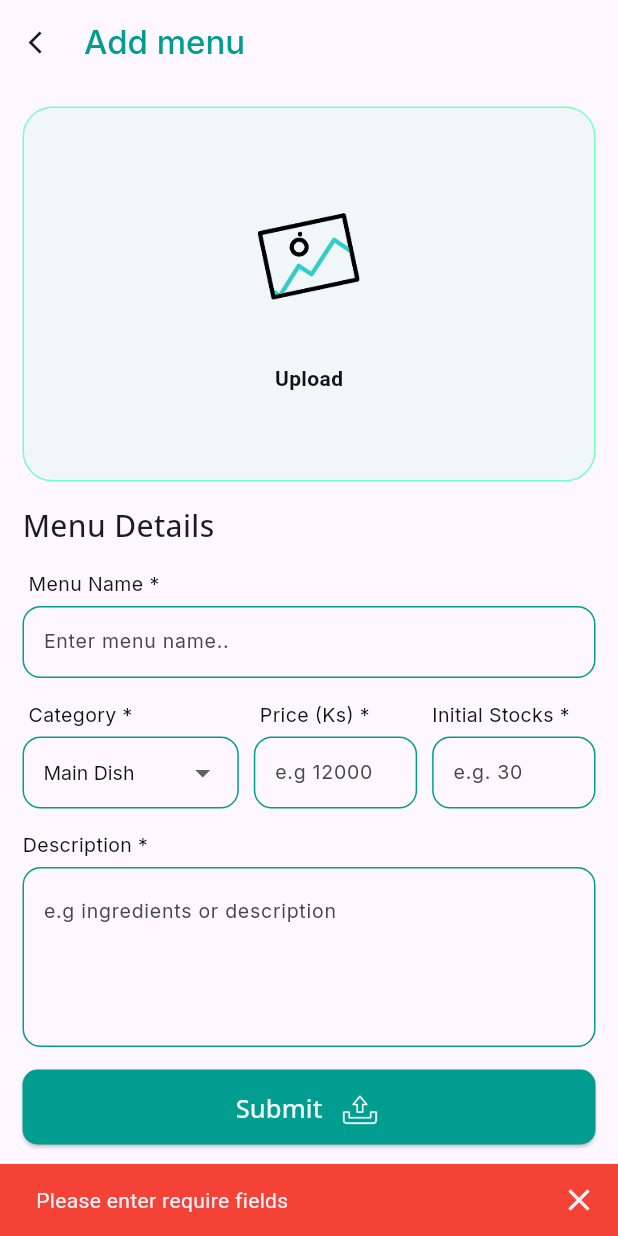
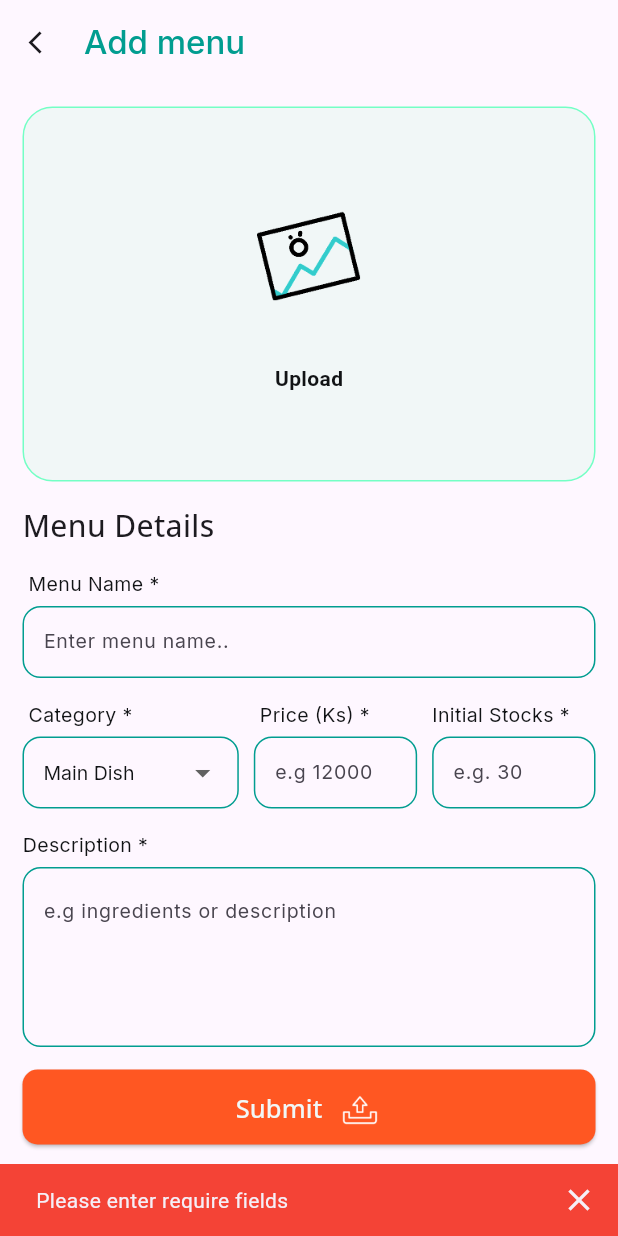
Before and after one commit to MyintMyatt/hang_out, a Flutter app: the AddNewMenuScreen screen opened by its route, after a tap on "Submit", on a phone screen of 412 x 824 dp. Run offline on Flutter 3.47's test engine with Material 3 defaults, Android fonts, the phone set to English and light mode, and no system bars; our stand-ins replace firebase_core, firebase_database, google_fonts, image_picker, lottie; missing offline and left inert: cloudinary, dart:ffi; accounts and stored records are empty; network calls fail.

Commit message:
completed for adding new menu in admin side

```diff
--- a/lib/admin/screen/add_new_menu.dart
+++ b/lib/admin/screen/add_new_menu.dart
@@ -77,8 +77,8 @@ class AddNewMenuScreen extends StatelessWidget {
                 color: Colors.black.withOpacity(0.1),
                 child: Center(
                   child: Container(
-                    width: 120,
-                    height: 120,
+                    width: 100,
+                    height: 100,
                     decoration: BoxDecoration(
                       color: Colors.white38,
                       borderRadius: BorderRadius.circular(20)
--- a/lib/admin/widgets/add_menu_submit_button.dart
+++ b/lib/admin/widgets/add_menu_submit_button.dart
@@ -9,30 +9,33 @@ import 'package:hang_out/theme/theme.dart';
 import 'package:provider/provider.dart';
 
 Widget submitButton({required BuildContext context}) {
-  final menu_details_value_model = context.watch<MenuDetailsValueModel>();
-  final menuProvider = context.read<MenuProvider>();
-  final pickedImageModel = context.watch<PickImageModel>();
+
   return SizedBox(
     child: ElevatedButton(
       onPressed: () async {
+
+        final menuDetailsValueModel = context.read<MenuDetailsValueModel>();
+        final menuProvider = context.read<MenuProvider>();
+        final pickedImageModel = context.read<PickImageModel>();
+
         //show loading
-        context.read<MenuDetailsValueModel>().setLoading(true);
+        menuDetailsValueModel.setLoading(true);
 
         if (pickedImageModel.image == null ||
-            menu_details_value_model.menuTitle == null ||
-            menu_details_value_model.menuTitle!.isEmpty ||
-            menu_details_value_model.categoryValue == null ||
-            menu_details_value_model.categoryValue!.isEmpty ||
-            menu_details_value_model.imageURL == null ||
-            menu_details_value_model.imageURL!.isEmpty ||
-            menu_details_value_model.stock == null ||
-            menu_details_value_model.stock!.isNaN ||
-            menu_details_value_model.price == null ||
-            menu_details_value_model.price!.isNaN ||
-            menu_details_value_model.desc == null ||
-            menu_details_value_model.desc!.isEmpty) {
+            menuDetailsValueModel.menuTitle == null ||
+            menuDetailsValueModel.menuTitle!.isEmpty ||
+            menuDetailsValueModel.categoryValue == null ||
+            menuDetailsValueModel.categoryValue!.isEmpty ||
+            menuDetailsValueModel.imageURL == null ||
+            // menuDetailsValueModel.imageURL!.isEmpty ||
+            menuDetailsValueModel.stock == null ||
+            menuDetailsValueModel.stock!.isNaN ||
+            menuDetailsValueModel.price == null ||
+            menuDetailsValueModel.price!.isNaN ||
+            menuDetailsValueModel.desc == null ||
+            menuDetailsValueModel.desc!.isEmpty) {
           //  remove loading
-          context.read<MenuDetailsValueModel>().setLoading(false);
+          menuDetailsValueModel.setLoading(false);
 
           ScaffoldMessenger.of(context).showSnackBar(
             SnackBar(
@@ -53,13 +56,13 @@ Widget submitButton({required BuildContext context}) {
           );
 
           Menu menu = Menu(
-            menuName: menu_details_value_model.menuTitle!,
+            menuName: menuDetailsValueModel.menuTitle!,
             menuDetails: MenuDetails(
-              category: menu_details_value_model.categoryValue!,
-              imageURL: menu_details_value_model.imageURL!,
-              stock: menu_details_value_model.stock!,
-              price: menu_details_value_model.price!,
-              desc: menu_details_value_model.desc!,
+              category: menuDetailsValueModel.categoryValue!,
+              imageURL: menuDetailsValueModel.imageURL!,
+              stock: menuDetailsValueModel.stock!,
+              price: menuDetailsValueModel.price!,
+              desc: menuDetailsValueModel.desc!,
             ),
           );
 
@@ -68,14 +71,18 @@ Widget submitButton({required BuildContext context}) {
           //add menu to firebase
          await menuProvider.addNewMenu(menu);
 
+          print('✅ setLoading(false) called');
           // remove loading
           context.read<MenuDetailsValueModel>().setLoading(false);
+
+          await Future.delayed(Duration(milliseconds: 100));
+          print('✅ Navigating to success screen...');
+          //Navigate to success screen
+          Navigator.pushNamed(context, '/success');
         }
-        // if(menu_details_value_model.menuTitle.isEmpt)
-        // menuProvider.addNewMenu(menu);
       },
       style: ButtonStyle(
-        backgroundColor: WidgetStatePropertyAll(ThemeService.GREEN_COLOR),
+        backgroundColor: WidgetStatePropertyAll(Colors.deepOrange),
         fixedSize: WidgetStatePropertyAll(Size(double.infinity, 50)),
         shape: WidgetStatePropertyAll(
           RoundedRectangleBorder(borderRadius: BorderRadius.circular(10)),
--- a/lib/main.dart
+++ b/lib/main.dart
@@ -5,12 +5,15 @@ import 'package:hang_out/admin/models/pick_image_model.dart';
 import 'package:hang_out/admin/models/menu_details_value_model.dart';
 import 'package:hang_out/admin/screen/add_new_menu.dart';
 import 'package:hang_out/admin/screen/home.dart';
+import 'package:hang_out/admin/screen/success_screen.dart';
 import 'package:hang_out/admin/services/menu_provider.dart';
 import 'package:provider/provider.dart';
 
 void main() async{
   WidgetsFlutterBinding.ensureInitialized();
+
   await Firebase.initializeApp();
+  print('✅ Firebase Initialized');
   runApp(
     MultiProvider(
       providers: [
@@ -34,6 +37,7 @@ class HangOut extends StatelessWidget {
       routes: {
         '/': (context) => AdminHomeScreen(),
         '/add_new_menu': (context) => AddNewMenuScreen(),
+        '/success':(context) => SuccessScreen()
       },
       debugShowCheckedModeBanner: false,
       // theme: ThemeData(colorScheme: ColorScheme.fromSeed(seedColor: Color(0xFF03665e))),
```
Also changed, not shown: lib/admin/models/menu_details_value_model.dart (+11 -1 lines), lib/admin/models/menu_model.dart (+5 -5 lines), lib/admin/screen/home.dart (+29 -1 lines), lib/admin/screen/success_screen.dart (+29 -2 lines), lib/admin/services/menu_provider.dart (+24 -2 lines), assets/success.gif (added), 1 other file.
